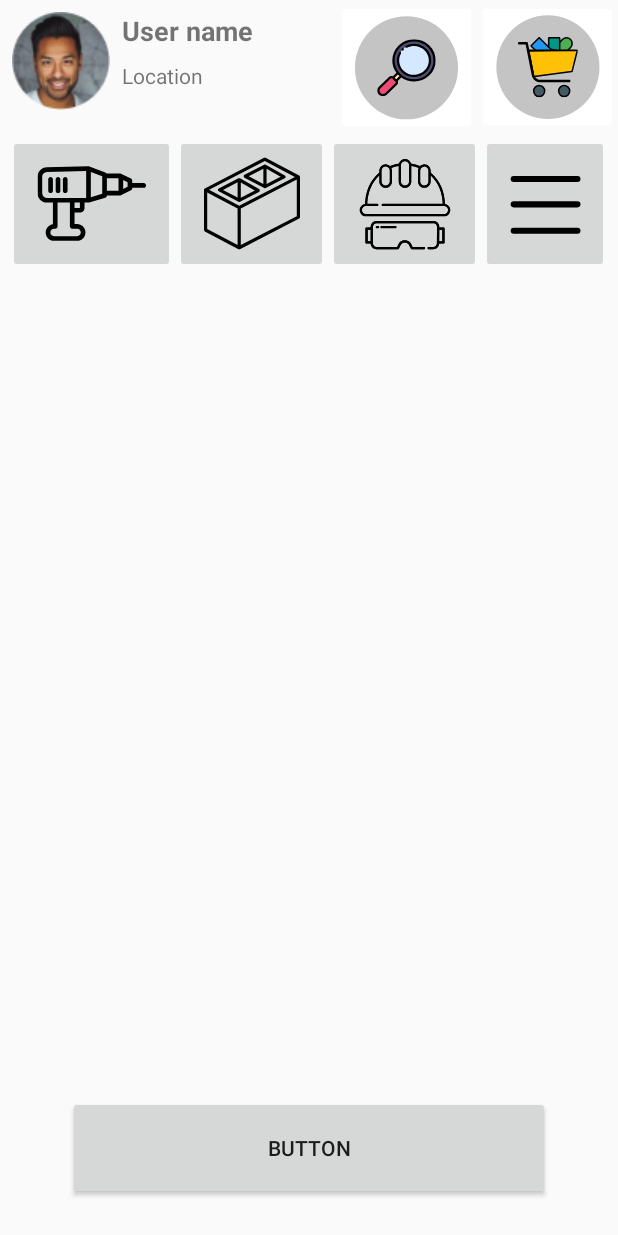
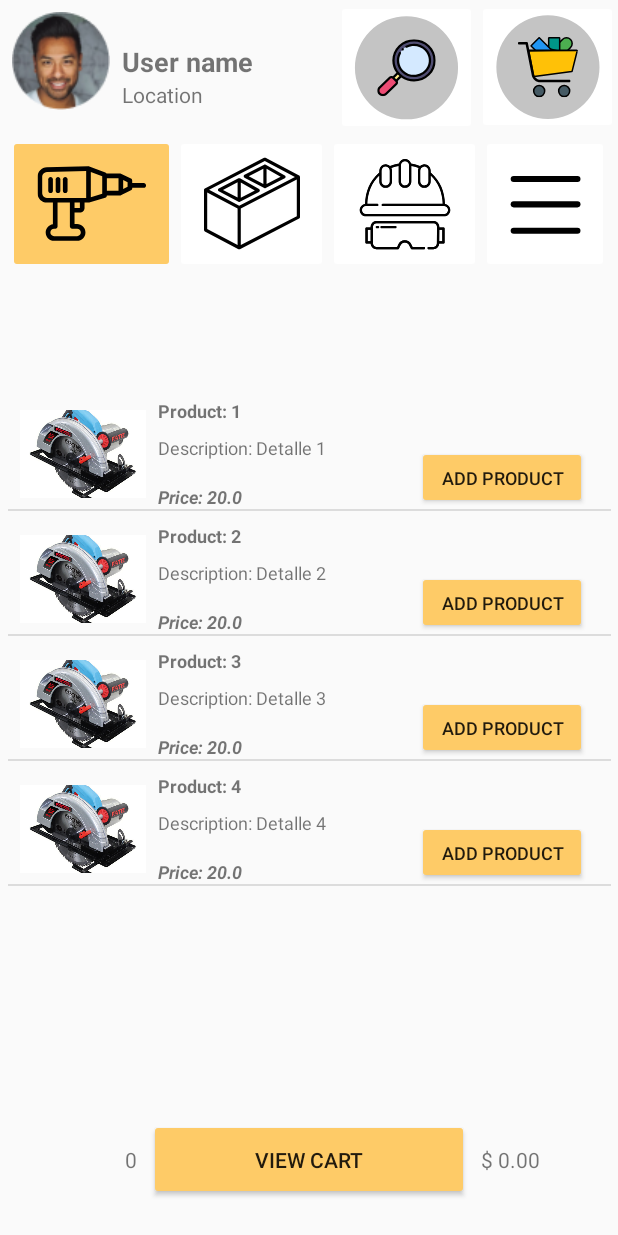
Before and after one commit to Francis-Ferri-personal/FixedBeams-phone, an Android app: the screen it shows after launch (ProductsActivity), on a phone screen of 412 x 824 dp. Run offline under Robolectric (Android 15) with nearby library versions, the phone set to English and light mode, and no system bars.

Commit message:
ListView de productos

```diff
--- /dev/null
+++ b/app/src/main/java/com/ferrifrancis/fixedbeams_phone/ProductAdapter.kt
@@ -0,0 +1,37 @@
+package com.ferrifrancis.fixedbeams_phone
+
+import android.app.Activity
+import android.view.View
+import android.view.ViewGroup
+import android.widget.BaseAdapter
+import android.widget.TextView
+
+class ProductAdapter (private val context: Activity, private val products: ArrayList<ProductModelClass>): BaseAdapter(){
+    override fun getView(position: Int, convertView: View?, parent: ViewGroup?): View {
+        val inflater = context.layoutInflater
+        val rowView = inflater.inflate(R.layout.product_list_item, null, true)
+
+        val textViewProductName = rowView.findViewById<TextView>(R.id.textView_productName)
+        val textViewProductDetail = rowView.findViewById<TextView>(R.id.textView_productDescription)
+        val textViewProductPrice = rowView.findViewById<TextView>(R.id.textView_productPrice)
+
+        textViewProductName.text = "Product: ${products[position].productId}"
+        textViewProductDetail.text = "Description: ${products[position].productDetail}"
+        textViewProductPrice.text = "Price: ${products[position].productPrice}"
+
+        return rowView
+    }
+
+    override fun getItem(position: Int): Any {
+        return products.get(position)
+    }
+
+    override fun getItemId(position: Int): Long {
+        return position.toLong()
+    }
+
+    override fun getCount(): Int {
+        return products.size
+    }
+
+}
--- /dev/null
+++ b/app/src/main/java/com/ferrifrancis/fixedbeams_phone/ProductModelClass.kt
@@ -0,0 +1,3 @@
+package com.ferrifrancis.fixedbeams_phone
+
+data class ProductModelClass (var productId: Int, var productName: String, var productDetail: String, var productPrice: Double)
--- a/app/src/main/java/com/ferrifrancis/fixedbeams_phone/ProductsActivity.kt
+++ b/app/src/main/java/com/ferrifrancis/fixedbeams_phone/ProductsActivity.kt
@@ -2,10 +2,20 @@ package com.ferrifrancis.fixedbeams_phone
 
 import androidx.appcompat.app.AppCompatActivity
 import android.os.Bundle
+import kotlinx.android.synthetic.main.activity_products.*
 
 class ProductsActivity : AppCompatActivity() {
+    var products = arrayListOf<ProductModelClass>()
+
     override fun onCreate(savedInstanceState: Bundle?) {
         super.onCreate(savedInstanceState)
         setContentView(R.layout.activity_products)
+        // Productos Quemados TODO: Reemplazar cn productos de Base de datos
+        products.add(ProductModelClass(1, "Producto 1", "Detalle 1", 20.00))
+        products.add(ProductModelClass(2, "Producto 2", "Detalle 2", 20.00))
+        products.add(ProductModelClass(3, "Producto 3", "Detalle 3", 20.00))
+        products.add(ProductModelClass(4, "Producto 4", "Detalle 4", 20.00))
+
+        listView_products.adapter = ProductAdapter(this, products)
     }
 }
--- a/app/src/main/res/layout/activity_products.xml
+++ b/app/src/main/res/layout/activity_products.xml
@@ -45,6 +45,7 @@
         android:text="@string/user_name"
         android:textSize="18sp"
         android:textStyle="bold"
+        app:layout_constraintBottom_toBottomOf="@+id/imageView"
         app:layout_constraintStart_toEndOf="@+id/imageView"
         app:layout_constraintTop_toTopOf="@+id/imageView" />
 
@@ -52,7 +53,6 @@
         android:id="@+id/textView_location"
         android:layout_width="wrap_content"
         android:layout_height="wrap_content"
-        android:layout_marginTop="8dp"
         android:text="@string/location"
         app:layout_constraintStart_toStartOf="@+id/textView_userName"
         app:layout_constraintTop_toBottomOf="@+id/textView_userName" />
@@ -61,6 +61,8 @@
         android:id="@+id/tableLayout"
         android:layout_width="402dp"
         android:layout_height="92dp"
+        android:layout_marginStart="16dp"
+        android:layout_marginEnd="16dp"
         android:stretchColumns="*"
         app:layout_constraintEnd_toEndOf="parent"
         app:layout_constraintStart_toStartOf="parent"
@@ -74,6 +76,7 @@
                 android:id="@+id/imageButton_drill"
                 android:layout_width="wrap_content"
                 android:layout_height="wrap_content"
+                android:backgroundTint="#FECB67"
                 android:contentDescription="@string/imageButton_drill"
                 app:srcCompat="@drawable/ic_drill" />
 
@@ -81,6 +84,7 @@
                 android:id="@+id/imageButton_brick"
                 android:layout_width="wrap_content"
                 android:layout_height="match_parent"
+                android:backgroundTint="#FFFFFF"
                 android:contentDescription="@string/imageButton_brick"
                 app:srcCompat="@drawable/ic_brick" />
 
@@ -88,6 +92,7 @@
                 android:id="@+id/imageButton_helmet"
                 android:layout_width="wrap_content"
                 android:layout_height="match_parent"
+                android:backgroundTint="#FFFFFF"
                 android:contentDescription="@string/mageButton_helmet"
                 app:srcCompat="@drawable/ic_helmet" />
 
@@ -95,38 +100,56 @@
                 android:id="@+id/imageButton_menu"
                 android:layout_width="wrap_content"
                 android:layout_height="match_parent"
+                android:backgroundTint="#FFFFFF"
                 android:contentDescription="@string/imageButton_menu"
                 app:srcCompat="@drawable/ic_menu" />
 
         </TableRow>
     </TableLayout>
 
-    <ScrollView
-        android:layout_width="366dp"
-        android:layout_height="408dp"
-        android:layout_marginTop="8dp"
-        android:layout_marginBottom="8dp"
-        app:layout_constraintBottom_toTopOf="@+id/button"
-        app:layout_constraintEnd_toEndOf="parent"
-        app:layout_constraintStart_toStartOf="parent"
-        app:layout_constraintTop_toBottomOf="@+id/tableLayout">
-
-        <LinearLayout
-            android:layout_width="match_parent"
-            android:layout_height="wrap_content"
-            android:orientation="vertical" />
-    </ScrollView>
-
     <Button
-        android:id="@+id/button"
-        android:layout_width="321dp"
-        android:layout_height="69dp"
-        android:layout_marginStart="32dp"
-        android:layout_marginEnd="32dp"
+        android:id="@+id/button_viewCart"
+        android:layout_width="213dp"
+        android:layout_height="54dp"
+        android:layout_marginStart="24dp"
+        android:layout_marginEnd="24dp"
         android:layout_marginBottom="24dp"
-        android:text="Button"
+        android:backgroundTint="#FECB67"
+        android:text="@string/button_viewCart"
         app:layout_constraintBottom_toBottomOf="parent"
         app:layout_constraintEnd_toEndOf="parent"
         app:layout_constraintStart_toStartOf="parent" />
 
+    <TextView
+        android:id="@+id/textView_ItemNumber"
+        android:layout_width="wrap_content"
+        android:layout_height="wrap_content"
+        android:layout_marginEnd="8dp"
+        android:text="@string/textView_ItemNumber"
+        app:layout_constraintBottom_toBottomOf="@+id/button_viewCart"
+        app:layout_constraintEnd_toStartOf="@+id/button_viewCart"
+        app:layout_constraintTop_toTopOf="@+id/button_viewCart" />
+
+    <TextView
+        android:id="@+id/textView_priceAccumulated"
+        android:layout_width="wrap_content"
+        android:layout_height="wrap_content"
+        android:layout_marginStart="8dp"
+        android:text="@string/textView_priceAccumulated"
+        app:layout_constraintBottom_toBottomOf="@+id/button_viewCart"
+        app:layout_constraintStart_toEndOf="@+id/button_viewCart"
+        app:layout_constraintTop_toTopOf="@+id/button_viewCart" />
+
+    <ListView
+        android:id="@+id/listView_products"
+        android:layout_width="402dp"
+        android:layout_height="422dp"
+        android:layout_marginStart="8dp"
+        android:layout_marginTop="8dp"
+        android:layout_marginEnd="8dp"
+        app:layout_constraintBottom_toTopOf="@+id/button_viewCart"
+        app:layout_constraintEnd_toEndOf="parent"
+        app:layout_constraintStart_toStartOf="parent"
+        app:layout_constraintTop_toBottomOf="@+id/tableLayout" />
+
 </androidx.constraintlayout.widget.ConstraintLayout>
--- /dev/null
+++ b/app/src/main/res/layout/product_list_item.xml
@@ -0,0 +1,64 @@
+<?xml version="1.0" encoding="utf-8"?>
+<androidx.constraintlayout.widget.ConstraintLayout
+    xmlns:android="http://schemas.android.com/apk/res/android"
+    xmlns:app="http://schemas.android.com/apk/res-auto"
+    xmlns:tools="http://schemas.android.com/tools"
+    android:layout_width="match_parent"
+    android:layout_height="match_parent">
+
+    <ImageView
+        android:id="@+id/imageView_product"
+        android:layout_width="84dp"
+        android:layout_height="60dp"
+        android:layout_marginStart="8dp"
+        android:layout_marginTop="8dp"
+        android:contentDescription="@string/imageView_product"
+        app:layout_constraintBottom_toBottomOf="@+id/textView_productPrice"
+        app:layout_constraintStart_toStartOf="parent"
+        app:layout_constraintTop_toTopOf="parent"
+        app:srcCompat="@drawable/saw" />
+
+    <TextView
+        android:id="@+id/textView_productName"
+        android:layout_width="wrap_content"
+        android:layout_height="wrap_content"
+        android:layout_marginStart="8dp"
+        android:layout_marginTop="8dp"
+        android:text="@string/textView_productName"
+        android:textSize="12sp"
+        android:textStyle="bold"
+        app:layout_constraintStart_toEndOf="@+id/imageView_product"
+        app:layout_constraintTop_toTopOf="parent" />
+
+    <TextView
+        android:id="@+id/textView_productDescription"
+        android:layout_width="wrap_content"
+        android:layout_height="wrap_content"
+        android:layout_marginTop="8dp"
+        android:text="@string/textView_productDescription"
+        android:textSize="12sp"
+        app:layout_constraintStart_toStartOf="@+id/textView_productName"
+        app:layout_constraintTop_toBottomOf="@+id/textView_productName" />
+
+    <TextView
+        android:id="@+id/textView_productPrice"
+        android:layout_width="wrap_content"
+        android:layout_height="wrap_content"
+        android:layout_marginTop="16dp"
+        android:text="@string/textView_productPrice"
+        android:textSize="12sp"
+        android:textStyle="bold|italic"
+        app:layout_constraintStart_toStartOf="@+id/textView_productDescription"
+        app:layout_constraintTop_toBottomOf="@+id/textView_productDescription" />
+
+    <Button
+        android:id="@+id/button_addProduct"
+        android:layout_width="113dp"
+        android:layout_height="42dp"
+        android:layout_marginEnd="16dp"
+        android:backgroundTint="#FECB67"
+        android:text="@string/button_addProduct"
+        android:textSize="12sp"
+        app:layout_constraintBottom_toBottomOf="@+id/textView_productPrice"
+        app:layout_constraintEnd_toEndOf="parent" />
+</androidx.constraintlayout.widget.ConstraintLayout>
--- a/app/src/main/res/values/strings.xml
+++ b/app/src/main/res/values/strings.xml
@@ -11,4 +11,12 @@
     <string name="mageButton_helmet">A helmet</string>
     <string name="imageButton_brick">A brick</string>
     <string name="imageButton_drill">A drill</string>
+    <string name="textView_ItemNumber">0</string>
+    <string name="textView_priceAccumulated">$ 0.00</string>
+    <string name="button_viewCart">View cart</string>
+    <string name="textView_productName">Product name</string>
+    <string name="textView_productDescription">Product description</string>
+    <string name="textView_productPrice">$ 0.00</string>
+    <string name="imageView_product">Product photo</string>
+    <string name="button_addProduct">Add product</string>
 </resources>
```
Also changed, not shown: app/src/main/res/drawable-v24/saw.png (added).
